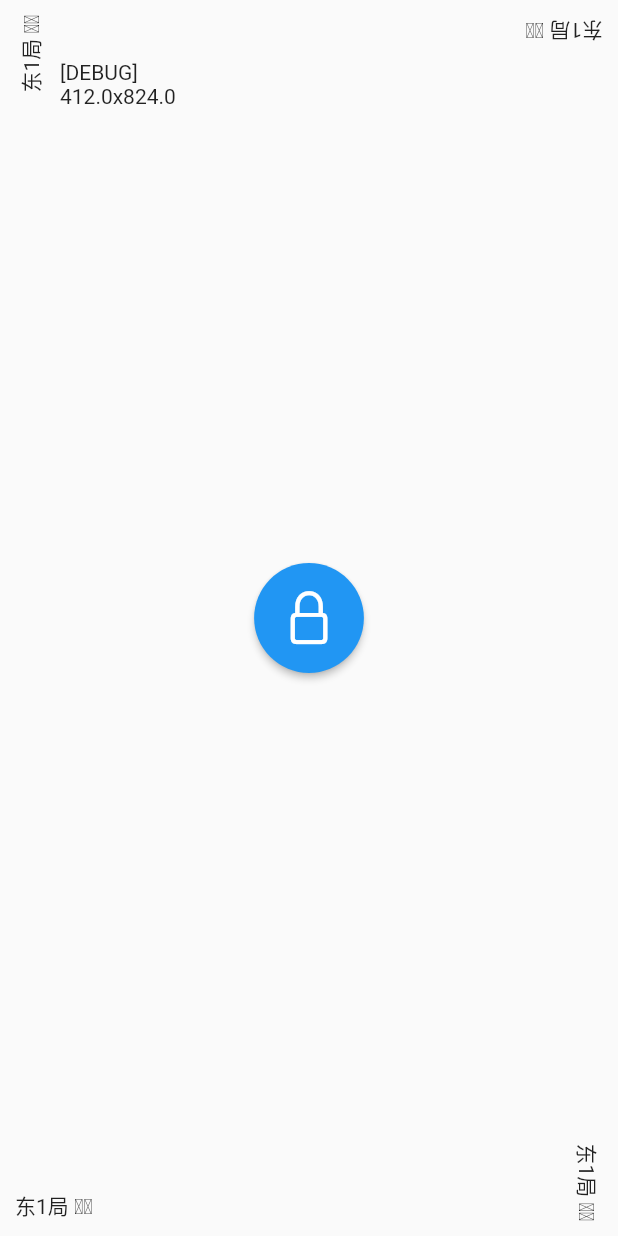
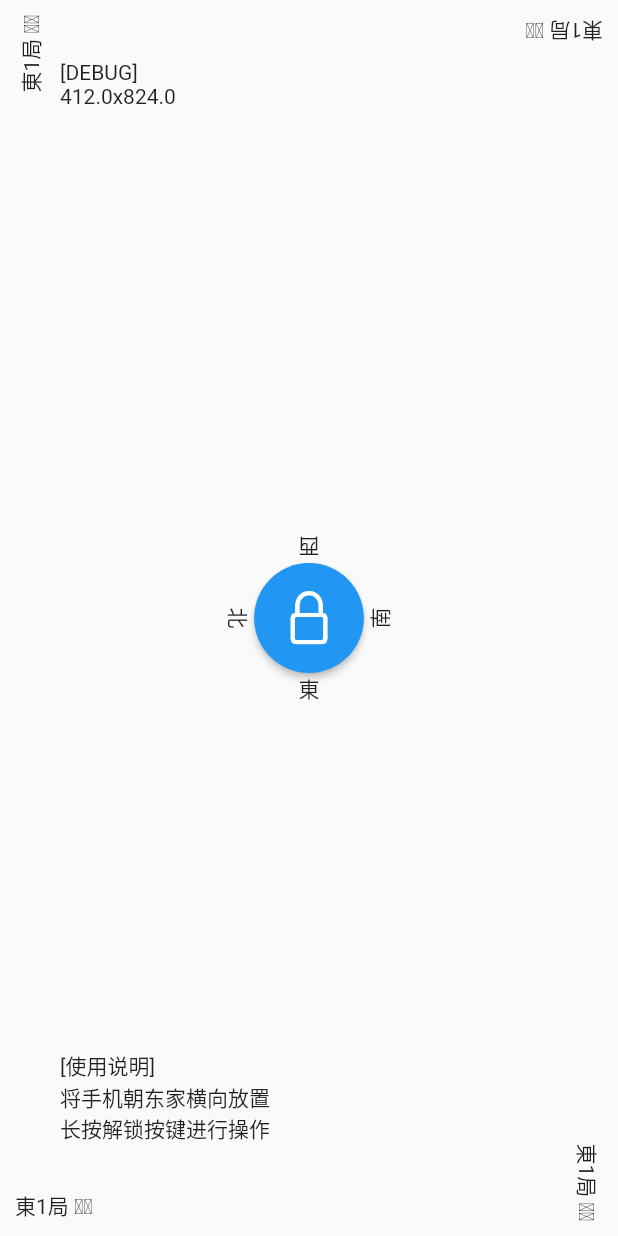
Before and after one commit to Ex-Studio/OfflineMahjongIndicator, a Flutter app: the screen it shows after launch, on a phone screen of 412 x 824 dp. Run offline on Flutter 3.47's test engine with Material 2 defaults, Android fonts, the phone set to English and light mode, and no system bars.

Commit message:
add north...

```diff
--- a/lib/extension.dart
+++ b/lib/extension.dart
@@ -1,5 +1,4 @@
 import 'dart:math';
-
 import 'package:flutter/material.dart';
 
 class YxjExtensions {
--- a/lib/main.dart
+++ b/lib/main.dart
@@ -23,27 +23,37 @@ class ContextView extends StatelessWidget {
 ${YxjExtensions.screenWidth(context)}x${YxjExtensions.screenHeight(context)}
 """;
 
+    String usageInfo = """
+[使用说明]
+将手机朝东家横向放置
+长按解锁按键进行操作
+""";
+
     return Stack(
       children: [
         YxjCornerWidget(
             padding: 40.0, corner: YxjCorner.topLeft, child: Text(debugInfo)),
+        YxjCornerWidget(
+            padding: 40.0,
+            corner: YxjCorner.bottomLeft,
+            child: Text(usageInfo)),
         YxjCenterView(),
         YxjCornerWidget(
             corner: YxjCorner.bottomLeft,
             rotationQuarterTurns: 0,
-            child: Text("东1局" + " " + "𝛩" * 2)),
+            child: Text("東1局" + " " + "𝛩" * 2)),
         YxjCornerWidget(
             corner: YxjCorner.bottomRight,
             rotationQuarterTurns: 1,
-            child: Text("东1局" + " " + "𝛩" * 2)),
+            child: Text("東1局" + " " + "𝛩" * 2)),
         YxjCornerWidget(
             corner: YxjCorner.topRight,
             rotationQuarterTurns: 2,
-            child: Text("东1局" + " " + "𝛩" * 2)),
+            child: Text("東1局" + " " + "𝛩" * 2)),
         YxjCornerWidget(
             corner: YxjCorner.topLeft,
             rotationQuarterTurns: 3,
-            child: Text("东1局" + " " + "𝛩" * 2)),
+            child: Text("東1局" + " " + "𝛩" * 2)),
       ],
     );
   }
@@ -57,9 +67,17 @@ class YxjCenterView extends StatelessWidget {
     return Column(
       mainAxisAlignment: MainAxisAlignment.center,
       children: [
-        Row(
+        Column(
           mainAxisAlignment: MainAxisAlignment.spaceEvenly,
           children: [
+            Row(
+              mainAxisAlignment: MainAxisAlignment.center,
+              children: [RotatedBox(quarterTurns: 2, child: Text("西"))],
+            ),
+            Row(
+              mainAxisAlignment: MainAxisAlignment.center,
+              children: [
+                RotatedBox(quarterTurns: 1, child: Text("北")),
                 ElevatedButton(
                   onPressed: () {
                     debugPrint("pressed");
@@ -75,6 +93,13 @@ class YxjCenterView extends StatelessWidget {
                     size: YxjExtensions.screenLengthShorter(context) * 0.1,
                   ),
                 ),
+                RotatedBox(quarterTurns: 3, child: Text("南")),
+              ],
+            ),
+            Row(
+              mainAxisAlignment: MainAxisAlignment.center,
+              children: [RotatedBox(quarterTurns: 0, child: Text("東"))],
+            ),
           ],
         ),
       ],
```
Lines whose indentation alone changed are shown as unchanged.
